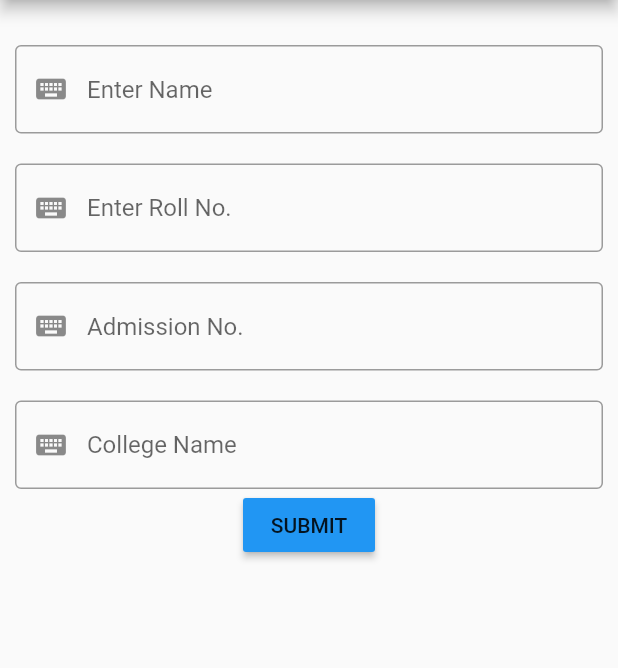
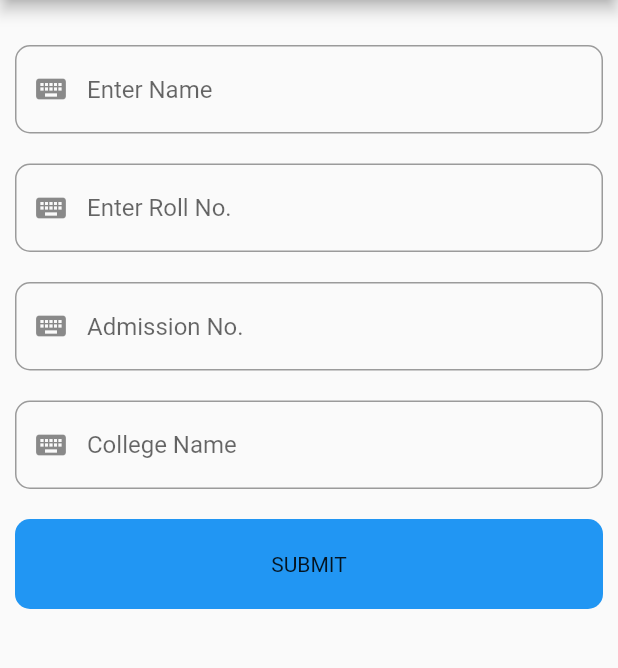
Before and after one commit to parentsmyworld/student-app, a Flutter app: the screen it shows after launch, on a phone screen of 412 x 824 dp, the part 84-752 px from its top. Run offline on Flutter 3.47's test engine with Material 2 defaults, Android fonts, the phone set to English and light mode, and no system bars.

```diff
--- a/lib/main.dart
+++ b/lib/main.dart
@@ -29,7 +29,9 @@ class MyApp extends StatelessWidget {
                   controller: name,
                   decoration: InputDecoration(
                     hintText: "Enter Name",
-                    border: OutlineInputBorder(),
+                    border: OutlineInputBorder(
+                      borderRadius: BorderRadius.circular(10.0)
+                    ),
                     prefixIcon: Icon(Icons.keyboard),
                   ),
                 ),
@@ -37,7 +39,9 @@ class MyApp extends StatelessWidget {
                 TextField(
                   controller: rollno,
                   decoration: InputDecoration(
-                    border: OutlineInputBorder(),
+                    border: OutlineInputBorder(
+                      borderRadius: BorderRadius.circular(10.0)
+                    ),
                       prefixIcon: Icon(Icons.keyboard),
                     hintText: "Enter Roll No."
                   ),
@@ -46,7 +50,9 @@ class MyApp extends StatelessWidget {
                 TextField(
                   controller: admno,
                   decoration: InputDecoration(
-                      border: OutlineInputBorder(),
+                      border: OutlineInputBorder(
+                        borderRadius: BorderRadius.circular(10.0)
+                      ),
                       prefixIcon: Icon(Icons.keyboard),
                       hintText: "Admission No."
                   ),
@@ -55,26 +61,37 @@ class MyApp extends StatelessWidget {
                 TextField(
                   controller: collname,
                   decoration: InputDecoration(
-                      border: OutlineInputBorder(),
+                      border: OutlineInputBorder(
+                        borderRadius: BorderRadius.circular(10.0)
+                      ),
                       prefixIcon: Icon(Icons.keyboard),
                       hintText: "College Name"
                   ),
                 ),
-                Center(
-                  child: RaisedButton(
-                      onPressed: (){
-                        var a=name.text;
-                        var b=rollno.text;
-                        var c=admno.text;
-                        var d=collname.text;
-                        print(a);
-                        print(b);
-                        print(c);
-                        print(d);
-                        },
-                      child: Text("SUBMIT"),
-                      color: Colors.blue),
-                )
+SizedBox(height: 20.0,),
+Container(
+  decoration: BoxDecoration(
+    color: Colors.blue,
+    borderRadius: BorderRadius.circular(10.0)
+  ),
+  height: 60.0,
+  child: Center(child: Text("SUBMIT")),
+)
+//                Center(
+//                  child: RaisedButton(
+//                      onPressed: (){
+//                        var a=name.text;
+//                        var b=rollno.text;
+//                        var c=admno.text;
+//                        var d=collname.text;
+//                        print(a);
+//                        print(b);
+//                        print(c);
+//                        print(d);
+//                        },
+//                      child: Text("SUBMIT"),
+//                      color: Colors.blue),
+//                )
               ],
             ),
           ),
```
